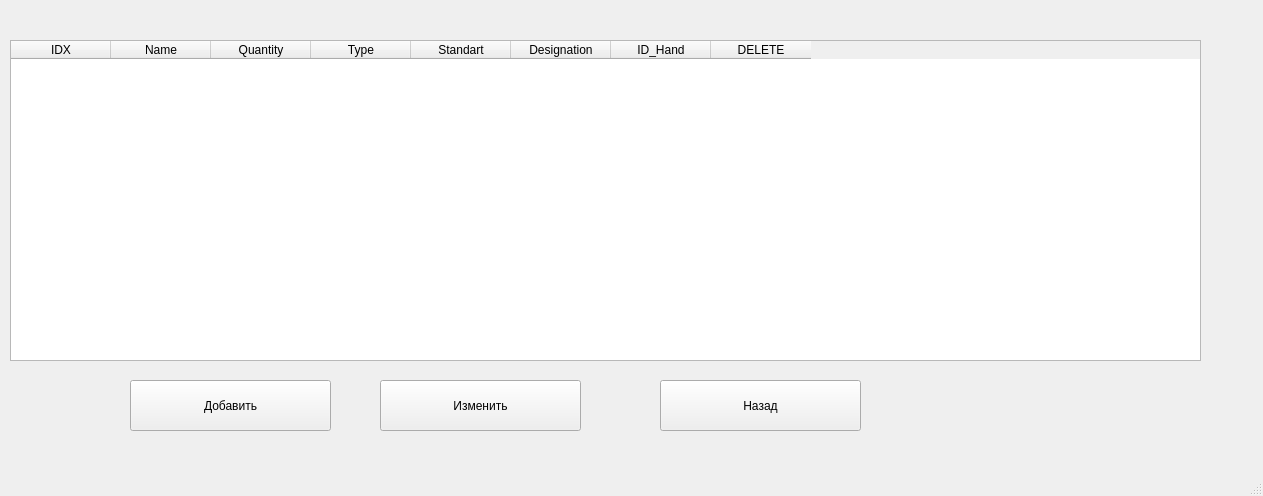
Before: the Qt Designer form ui/XLXForm.ui in MatienkoAndrew/DZ2_TRPO_Nastya, drawn with Qt 5.
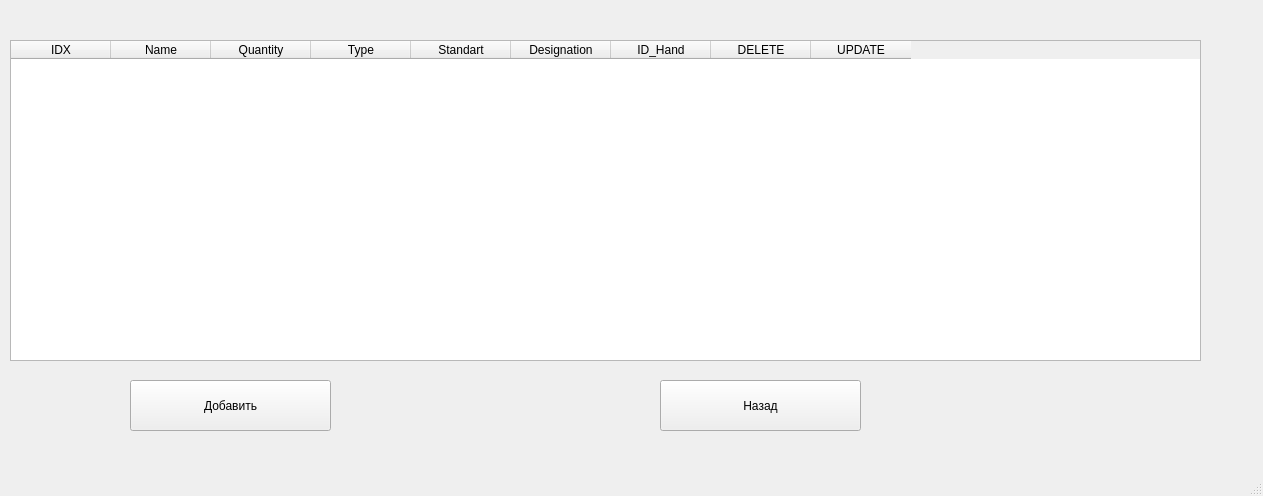
After: the same form once the commit is applied.

The edit to the form file:
```diff
--- a/ui/XLXForm.ui
+++ b/ui/XLXForm.ui
@@ -27,19 +27,6 @@
      <string>Добавить</string>
     </property>
    </widget>
-   <widget class="QPushButton" name="changeButton">
-    <property name="geometry">
-     <rect>
-      <x>380</x>
-      <y>380</y>
-      <width>201</width>
-      <height>51</height>
-     </rect>
-    </property>
-    <property name="text">
-     <string>Изменить</string>
-    </property>
-   </widget>
    <widget class="QTableWidget" name="tableWidget">
     <property name="geometry">
      <rect>
@@ -89,6 +76,11 @@
       <string>DELETE</string>
      </property>
     </column>
+    <column>
+     <property name="text">
+      <string>UPDATE</string>
+     </property>
+    </column>
    </widget>
    <widget class="QPushButton" name="back">
     <property name="geometry">
```
